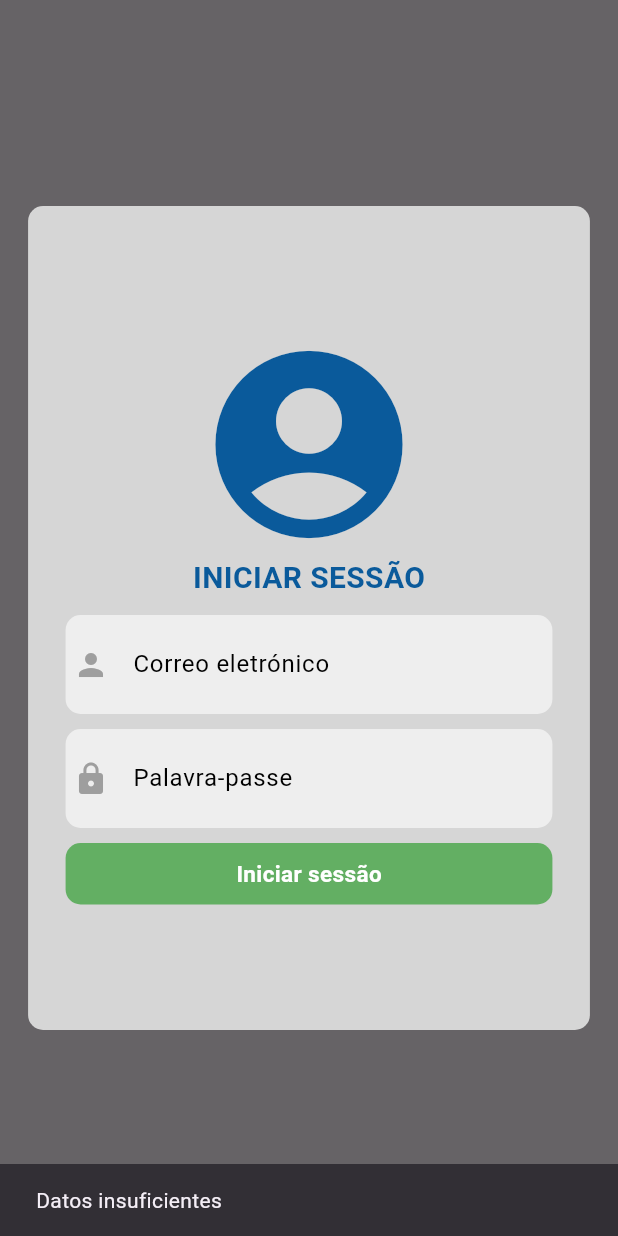
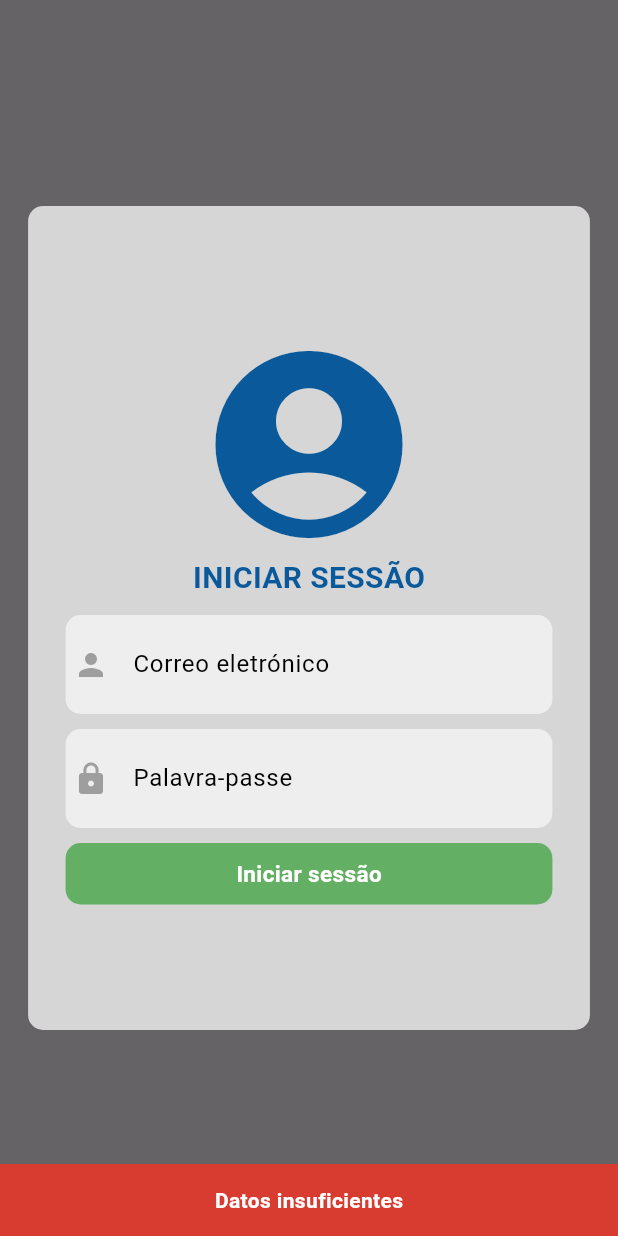
Before and after one commit to leon-d-acosta/pena, a Flutter app: the screen it shows after launch, after a tap on "Iniciar sessão", on a phone screen of 412 x 824 dp. Run offline on Flutter 3.47's test engine with Material 3 defaults, Android fonts, the phone set to English and light mode, and no system bars; our stand-ins replace curved_navigation_bar, local_auth, lottie, shared_preferences; missing offline and left inert: mobile_scanner.

Commit message:
colores en los snackbars del login

```diff
--- a/pena_aventura/lib/views/login/login.dart
+++ b/pena_aventura/lib/views/login/login.dart
@@ -15,7 +15,13 @@ class Login extends StatelessWidget { // Define una clase de widget sin estado l
   Future<void> loginFunction(BuildContext context) async { // Define una función asíncrona para manejar el inicio de sesión.
     if (emailController.text.isEmpty || passwordController.text.isEmpty) { // Verifica si los campos de texto están vacíos.
       ScaffoldMessenger.of(context).showSnackBar(const SnackBar( // Muestra un mensaje de error si los campos están vacíos.
-        content: Text('Datos insuficientes'),
+        content: Center(
+          child: Text('Datos insuficientes', style: TextStyle(
+            color: c.branco,
+            fontWeight: FontWeight.bold
+          ),),
+        ),
+        backgroundColor: Color.fromARGB(255, 216, 59, 48),
       ));
       return; // Sale de la función si hay datos insuficientes.
     }
@@ -47,7 +53,8 @@ class Login extends StatelessWidget { // Define una clase de widget sin estado l
           );
         } else {
           ScaffoldMessenger.of(context).showSnackBar(SnackBar( // Muestra un mensaje de error si el inicio de sesión falla.
-            content: Text(decodedData['status_message'] ?? 'Error desconocido'),
+            content: Center(child: Text(decodedData['status_message'] ?? 'Error desconocido', style: TextStyle(color: c.branco, fontWeight: FontWeight.bold),)),
+            backgroundColor: Color.fromARGB(255, 216, 59, 48),
           ));
         }
       } else {
@@ -55,7 +62,8 @@ class Login extends StatelessWidget { // Define una clase de widget sin estado l
       }
     } else {
       ScaffoldMessenger.of(context).showSnackBar(SnackBar( // Muestra un mensaje de error si la solicitud no fue exitosa.
-        content: Text('Error de conexión: ${response.statusCode} - ${response.reasonPhrase}'),
+        content: Text('Error de conexión: ${response.statusCode} - ${response.reasonPhrase}', style: TextStyle(color: c.preto, fontWeight: FontWeight.bold),),
+        backgroundColor: Colors.amber[800],
       ));
       print('Error de conexión: ${response.statusCode} - ${response.reasonPhrase}'); // Imprime detalles del error de conexión.
     }
```
